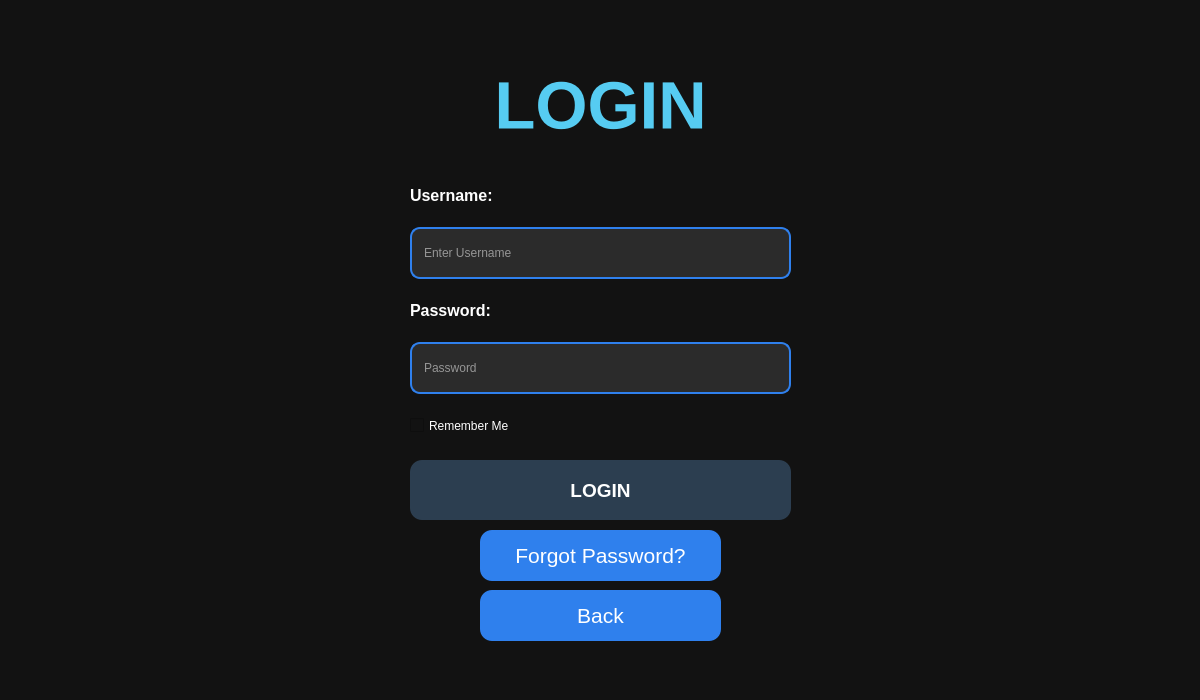
Before: the Qt Designer form Platwo/loginwindow.ui in Carbon-128X/CarbonApollo-PlaTwo, drawn with Qt 5.
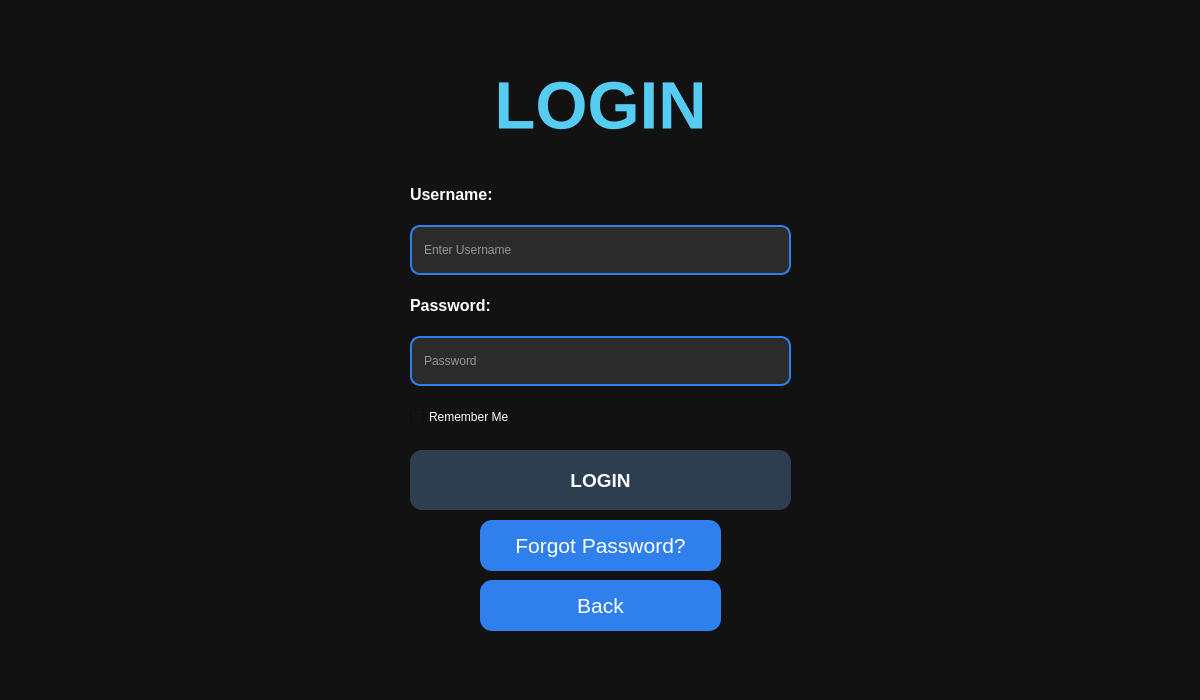
After: the same form once the commit is applied.

The edit to the form file:
```diff
--- a/Platwo/loginwindow.ui
+++ b/Platwo/loginwindow.ui
@@ -53,7 +53,7 @@
      <x>410</x>
      <y>170</y>
      <width>381</width>
-     <height>281</height>
+     <height>271</height>
     </rect>
    </property>
    <layout class="QVBoxLayout" name="verticalLayout">
@@ -180,7 +180,7 @@
    <property name="geometry">
     <rect>
      <x>410</x>
-     <y>460</y>
+     <y>450</y>
      <width>381</width>
      <height>60</height>
     </rect>
@@ -244,7 +244,7 @@
    <property name="geometry">
     <rect>
      <x>480</x>
-     <y>590</y>
+     <y>580</y>
      <width>241</width>
      <height>51</height>
     </rect>
@@ -284,7 +284,7 @@
    <property name="geometry">
     <rect>
      <x>480</x>
-     <y>530</y>
+     <y>520</y>
      <width>241</width>
      <height>51</height>
     </rect>
```
